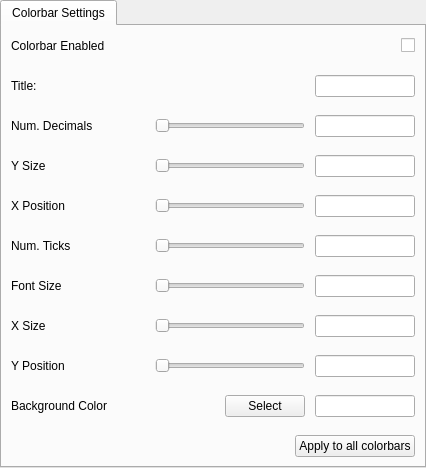
This is apps/vaporgui/ColorbarWidgetGUI.ui in StasJ/vapor-formatted as Qt 5 draws it before an edit. The edited form follows.
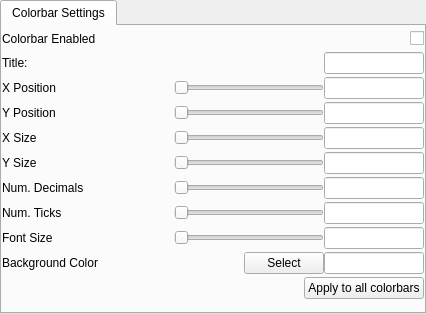
This is the edited form.

Commit message: BarbAppearanceSubtab now collapsing more gracefully.  ColorbarWidget now has a more sane layout

Patch:
```diff
--- a/apps/vaporgui/ColorbarWidgetGUI.ui
+++ b/apps/vaporgui/ColorbarWidgetGUI.ui
@@ -10,6 +10,12 @@
     <height>314</height>
    </rect>
   </property>
+  <property name="minimumSize">
+   <size>
+    <width>0</width>
+    <height>0</height>
+   </size>
+  </property>
   <property name="windowTitle">
    <string>Form</string>
   </property>
@@ -17,6 +23,9 @@
    <property name="spacing">
     <number>0</number>
    </property>
+   <property name="sizeConstraint">
+    <enum>QLayout::SetMaximumSize</enum>
+   </property>
    <property name="leftMargin">
     <number>0</number>
    </property>
@@ -31,10 +40,28 @@
    </property>
    <item>
     <widget class="QTabWidget" name="tabWidget">
+     <property name="sizePolicy">
+      <sizepolicy hsizetype="Expanding" vsizetype="Expanding">
+       <horstretch>0</horstretch>
+       <verstretch>0</verstretch>
+      </sizepolicy>
+     </property>
+     <property name="minimumSize">
+      <size>
+       <width>0</width>
+       <height>0</height>
+      </size>
+     </property>
      <property name="currentIndex">
       <number>0</number>
      </property>
      <widget class="QWidget" name="tab">
+      <property name="sizePolicy">
+       <sizepolicy hsizetype="Preferred" vsizetype="Preferred">
+        <horstretch>0</horstretch>
+        <verstretch>0</verstretch>
+       </sizepolicy>
+      </property>
       <attribute name="title">
        <string>Colorbar Settings</string>
       </attribute>
@@ -42,6 +69,9 @@
        <property name="spacing">
         <number>0</number>
        </property>
+       <property name="sizeConstraint">
+        <enum>QLayout::SetDefaultConstraint</enum>
+       </property>
        <property name="leftMargin">
         <number>0</number>
        </property>
@@ -55,8 +85,7 @@
         <number>0</number>
        </property>
        <item>
-        <widget class="QFrame" name="">
-         <layout class="QHBoxLayout" name="horizontalLayout_10">
+        <layout class="QHBoxLayout" name="horizontalLayout_5">
           <item>
            <widget class="QLabel" name="label_4">
             <property name="text">
@@ -85,14 +114,9 @@
            </widget>
           </item>
          </layout>
-        </widget>
        </item>
        <item>
-        <widget class="QFrame" name="frame_7">
-         <layout class="QHBoxLayout" name="horizontalLayout_4">
-          <property name="spacing">
-           <number>10</number>
-          </property>
+        <layout class="QHBoxLayout" name="horizontalLayout_7">
           <item>
            <widget class="QLabel" name="label_6">
             <property name="text">
@@ -133,136 +157,9 @@
            </widget>
           </item>
          </layout>
-        </widget>
        </item>
        <item>
-        <widget class="QFrame" name="frame_10">
-         <layout class="QHBoxLayout" name="horizontalLayout_11">
-          <property name="spacing">
-           <number>10</number>
-          </property>
-          <item>
-           <widget class="QLabel" name="label_3">
-            <property name="text">
-             <string>Num. Decimals</string>
-            </property>
-           </widget>
-          </item>
-          <item>
-           <spacer name="horizontalSpacer_8">
-            <property name="orientation">
-             <enum>Qt::Horizontal</enum>
-            </property>
-            <property name="sizeHint" stdset="0">
-             <size>
-              <width>40</width>
-              <height>20</height>
-             </size>
-            </property>
-           </spacer>
-          </item>
-          <item>
-           <widget class="QSlider" name="numDigitsSlider">
-            <property name="minimumSize">
-             <size>
-              <width>150</width>
-              <height>0</height>
-             </size>
-            </property>
-            <property name="orientation">
-             <enum>Qt::Horizontal</enum>
-            </property>
-           </widget>
-          </item>
-          <item>
-           <widget class="QLineEdit" name="numDigitsEdit">
-            <property name="minimumSize">
-             <size>
-              <width>100</width>
-              <height>0</height>
-             </size>
-            </property>
-            <property name="maximumSize">
-             <size>
-              <width>100</width>
-              <height>16777215</height>
-             </size>
-            </property>
-            <property name="alignment">
-             <set>Qt::AlignCenter</set>
-            </property>
-           </widget>
-          </item>
-         </layout>
-        </widget>
-       </item>
-       <item>
-        <widget class="QFrame" name="frame_6">
-         <layout class="QHBoxLayout" name="horizontalLayout_2">
-          <property name="spacing">
-           <number>10</number>
-          </property>
-          <item>
-           <widget class="QLabel" name="label_10">
-            <property name="text">
-             <string>Y Size</string>
-            </property>
-           </widget>
-          </item>
-          <item>
-           <spacer name="horizontalSpacer_3">
-            <property name="orientation">
-             <enum>Qt::Horizontal</enum>
-            </property>
-            <property name="sizeHint" stdset="0">
-             <size>
-              <width>40</width>
-              <height>20</height>
-             </size>
-            </property>
-           </spacer>
-          </item>
-          <item>
-           <widget class="QSlider" name="ySizeSlider">
-            <property name="minimumSize">
-             <size>
-              <width>150</width>
-              <height>0</height>
-             </size>
-            </property>
-            <property name="orientation">
-             <enum>Qt::Horizontal</enum>
-            </property>
-           </widget>
-          </item>
-          <item>
-           <widget class="QLineEdit" name="ySizeEdit">
-            <property name="minimumSize">
-             <size>
-              <width>100</width>
-              <height>0</height>
-             </size>
-            </property>
-            <property name="maximumSize">
-             <size>
-              <width>100</width>
-              <height>16777215</height>
-             </size>
-            </property>
-            <property name="alignment">
-             <set>Qt::AlignCenter</set>
-            </property>
-           </widget>
-          </item>
-         </layout>
-        </widget>
-       </item>
-       <item>
-        <widget class="QFrame" name="frame_5">
-         <layout class="QHBoxLayout" name="horizontalLayout_3">
-          <property name="spacing">
-           <number>10</number>
-          </property>
+        <layout class="QHBoxLayout" name="horizontalLayout_4">
           <item>
            <widget class="QLabel" name="label">
             <property name="text">
@@ -316,14 +213,233 @@
            </widget>
           </item>
          </layout>
+       </item>
+       <item>
+        <layout class="QHBoxLayout" name="horizontalLayout_3">
+         <item>
+          <widget class="QLabel" name="label_5">
+           <property name="text">
+            <string>Y Position</string>
+           </property>
         </widget>
        </item>
        <item>
-        <widget class="QFrame" name="frame_4">
-         <layout class="QHBoxLayout" name="horizontalLayout_12">
-          <property name="spacing">
-           <number>10</number>
-          </property>
+          <spacer name="horizontalSpacer">
+           <property name="orientation">
+            <enum>Qt::Horizontal</enum>
+           </property>
+           <property name="sizeHint" stdset="0">
+            <size>
+             <width>40</width>
+             <height>20</height>
+            </size>
+           </property>
+          </spacer>
+         </item>
+         <item>
+          <widget class="QSlider" name="yPosSlider">
+           <property name="minimumSize">
+            <size>
+             <width>150</width>
+             <height>0</height>
+            </size>
+           </property>
+           <property name="orientation">
+            <enum>Qt::Horizontal</enum>
+           </property>
+          </widget>
+         </item>
+         <item>
+          <widget class="QLineEdit" name="yPosEdit">
+           <property name="minimumSize">
+            <size>
+             <width>100</width>
+             <height>0</height>
+            </size>
+           </property>
+           <property name="maximumSize">
+            <size>
+             <width>100</width>
+             <height>16777215</height>
+            </size>
+           </property>
+           <property name="alignment">
+            <set>Qt::AlignCenter</set>
+           </property>
+          </widget>
+         </item>
+        </layout>
+       </item>
+       <item>
+        <layout class="QHBoxLayout" name="horizontalLayout">
+         <item>
+          <widget class="QLabel" name="label_7">
+           <property name="text">
+            <string>X Size</string>
+           </property>
+          </widget>
+         </item>
+         <item>
+          <spacer name="horizontalSpacer_6">
+           <property name="orientation">
+            <enum>Qt::Horizontal</enum>
+           </property>
+           <property name="sizeHint" stdset="0">
+            <size>
+             <width>40</width>
+             <height>20</height>
+            </size>
+           </property>
+          </spacer>
+         </item>
+         <item>
+          <widget class="QSlider" name="xSizeSlider">
+           <property name="minimumSize">
+            <size>
+             <width>150</width>
+             <height>0</height>
+            </size>
+           </property>
+           <property name="orientation">
+            <enum>Qt::Horizontal</enum>
+           </property>
+          </widget>
+         </item>
+         <item>
+          <widget class="QLineEdit" name="xSizeEdit">
+           <property name="minimumSize">
+            <size>
+             <width>100</width>
+             <height>0</height>
+            </size>
+           </property>
+           <property name="maximumSize">
+            <size>
+             <width>100</width>
+             <height>16777215</height>
+            </size>
+           </property>
+           <property name="alignment">
+            <set>Qt::AlignCenter</set>
+           </property>
+          </widget>
+         </item>
+        </layout>
+       </item>
+       <item>
+        <layout class="QHBoxLayout" name="horizontalLayout_6">
+         <item>
+          <widget class="QLabel" name="label_10">
+           <property name="text">
+            <string>Y Size</string>
+           </property>
+          </widget>
+         </item>
+         <item>
+          <spacer name="horizontalSpacer_3">
+           <property name="orientation">
+            <enum>Qt::Horizontal</enum>
+           </property>
+           <property name="sizeHint" stdset="0">
+            <size>
+             <width>40</width>
+             <height>20</height>
+            </size>
+           </property>
+          </spacer>
+         </item>
+         <item>
+          <widget class="QSlider" name="ySizeSlider">
+           <property name="minimumSize">
+            <size>
+             <width>150</width>
+             <height>0</height>
+            </size>
+           </property>
+           <property name="orientation">
+            <enum>Qt::Horizontal</enum>
+           </property>
+          </widget>
+         </item>
+         <item>
+          <widget class="QLineEdit" name="ySizeEdit">
+           <property name="minimumSize">
+            <size>
+             <width>100</width>
+             <height>0</height>
+            </size>
+           </property>
+           <property name="maximumSize">
+            <size>
+             <width>100</width>
+             <height>16777215</height>
+            </size>
+           </property>
+           <property name="alignment">
+            <set>Qt::AlignCenter</set>
+           </property>
+          </widget>
+         </item>
+        </layout>
+       </item>
+       <item>
+        <layout class="QHBoxLayout" name="horizontalLayout_2">
+         <item>
+          <widget class="QLabel" name="label_3">
+           <property name="text">
+            <string>Num. Decimals</string>
+           </property>
+          </widget>
+         </item>
+         <item>
+          <spacer name="horizontalSpacer_8">
+           <property name="orientation">
+            <enum>Qt::Horizontal</enum>
+           </property>
+           <property name="sizeHint" stdset="0">
+            <size>
+             <width>40</width>
+             <height>20</height>
+            </size>
+           </property>
+          </spacer>
+         </item>
+         <item>
+          <widget class="QSlider" name="numDigitsSlider">
+           <property name="minimumSize">
+            <size>
+             <width>150</width>
+             <height>0</height>
+            </size>
+           </property>
+           <property name="orientation">
+            <enum>Qt::Horizontal</enum>
+           </property>
+          </widget>
+         </item>
+         <item>
+          <widget class="QLineEdit" name="numDigitsEdit">
+           <property name="minimumSize">
+            <size>
+             <width>100</width>
+             <height>0</height>
+            </size>
+           </property>
+           <property name="maximumSize">
+            <size>
+             <width>100</width>
+             <height>16777215</height>
+            </size>
+           </property>
+           <property name="alignment">
+            <set>Qt::AlignCenter</set>
+           </property>
+          </widget>
+         </item>
+        </layout>
+       </item>
+       <item>
+        <layout class="QHBoxLayout" name="horizontalLayout_9">
           <item>
            <widget class="QLabel" name="label_8">
             <property name="text">
@@ -377,14 +493,9 @@
            </widget>
           </item>
          </layout>
-        </widget>
        </item>
        <item>
-        <widget class="QFrame" name="frame_3">
-         <layout class="QHBoxLayout" name="horizontalLayout_8">
-          <property name="spacing">
-           <number>10</number>
-          </property>
+        <layout class="QHBoxLayout" name="horizontalLayout_10">
           <item>
            <widget class="QLabel" name="label_2">
             <property name="text">
@@ -438,136 +549,9 @@
            </widget>
           </item>
          </layout>
-        </widget>
        </item>
        <item>
-        <widget class="QFrame" name="frame_2">
-         <layout class="QHBoxLayout" name="horizontalLayout_6">
-          <property name="spacing">
-           <number>10</number>
-          </property>
-          <item>
-           <widget class="QLabel" name="label_7">
-            <property name="text">
-             <string>X Size</string>
-            </property>
-           </widget>
-          </item>
-          <item>
-           <spacer name="horizontalSpacer_6">
-            <property name="orientation">
-             <enum>Qt::Horizontal</enum>
-            </property>
-            <property name="sizeHint" stdset="0">
-             <size>
-              <width>40</width>
-              <height>20</height>
-             </size>
-            </property>
-           </spacer>
-          </item>
-          <item>
-           <widget class="QSlider" name="xSizeSlider">
-            <property name="minimumSize">
-             <size>
-              <width>150</width>
-              <height>0</height>
-             </size>
-            </property>
-            <property name="orientation">
-             <enum>Qt::Horizontal</enum>
-            </property>
-           </widget>
-          </item>
-          <item>
-           <widget class="QLineEdit" name="xSizeEdit">
-            <property name="minimumSize">
-             <size>
-              <width>100</width>
-              <height>0</height>
-             </size>
-            </property>
-            <property name="maximumSize">
-             <size>
-              <width>100</width>
-              <height>16777215</height>
-             </size>
-            </property>
-            <property name="alignment">
-             <set>Qt::AlignCenter</set>
-            </property>
-           </widget>
-          </item>
-         </layout>
-        </widget>
-       </item>
-       <item>
-        <widget class="QFrame" name="frame">
-         <layout class="QHBoxLayout" name="horizontalLayout">
-          <property name="spacing">
-           <number>10</number>
-          </property>
-          <item>
-           <widget class="QLabel" name="label_5">
-            <property name="text">
-             <string>Y Position</string>
-            </property>
-           </widget>
-          </item>
-          <item>
-           <spacer name="horizontalSpacer">
-            <property name="orientation">
-             <enum>Qt::Horizontal</enum>
-            </property>
-            <property name="sizeHint" stdset="0">
-             <size>
-              <width>40</width>
-              <height>20</height>
-             </size>
-            </property>
-           </spacer>
-          </item>
-          <item>
-           <widget class="QSlider" name="yPosSlider">
-            <property name="minimumSize">
-             <size>
-              <width>150</width>
-              <height>0</height>
-             </size>
-            </property>
-            <property name="orientation">
-             <enum>Qt::Horizontal</enum>
-            </property>
-           </widget>
-          </item>
-          <item>
-           <widget class="QLineEdit" name="yPosEdit">
-            <property name="minimumSize">
-             <size>
-              <width>100</width>
-              <height>0</height>
-             </size>
-            </property>
-            <property name="maximumSize">
-             <size>
-              <width>100</width>
-              <height>16777215</height>
-             </size>
-            </property>
-            <property name="alignment">
-             <set>Qt::AlignCenter</set>
-            </property>
-           </widget>
-          </item>
-         </layout>
-        </widget>
-       </item>
-       <item>
-        <widget class="QFrame" name="frame_9">
-         <layout class="QHBoxLayout" name="horizontalLayout_13">
-          <property name="spacing">
-           <number>10</number>
-          </property>
+        <layout class="QHBoxLayout" name="horizontalLayout_8">
           <item>
            <widget class="QLabel" name="label_9">
             <property name="text">
@@ -618,14 +602,9 @@
            </widget>
           </item>
          </layout>
-        </widget>
        </item>
        <item>
-        <widget class="QFrame" name="frame_8">
-         <layout class="QHBoxLayout" name="horizontalLayout_14">
-          <property name="spacing">
-           <number>0</number>
-          </property>
+        <layout class="QHBoxLayout" name="horizontalLayout_11">
           <item>
            <spacer name="horizontalSpacer_13">
             <property name="orientation">
@@ -656,7 +635,6 @@
            </widget>
           </item>
          </layout>
-        </widget>
        </item>
       </layout>
      </widget>
```
Lines whose indentation alone changed are shown as unchanged. The commit also changes 4 other files.
